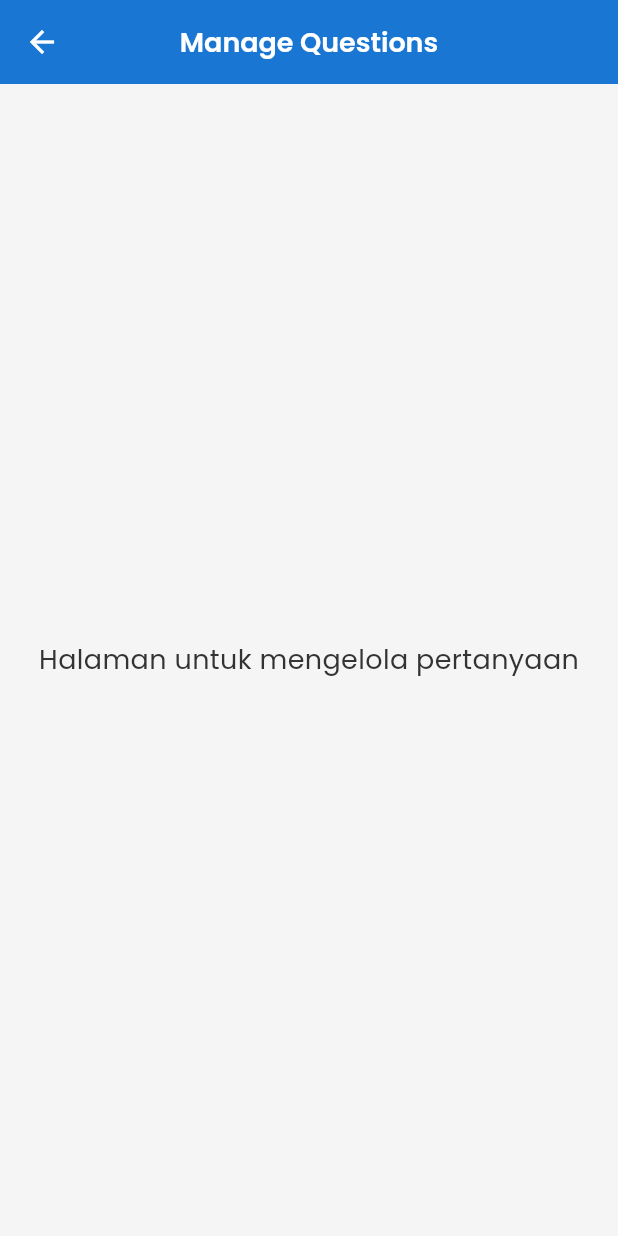
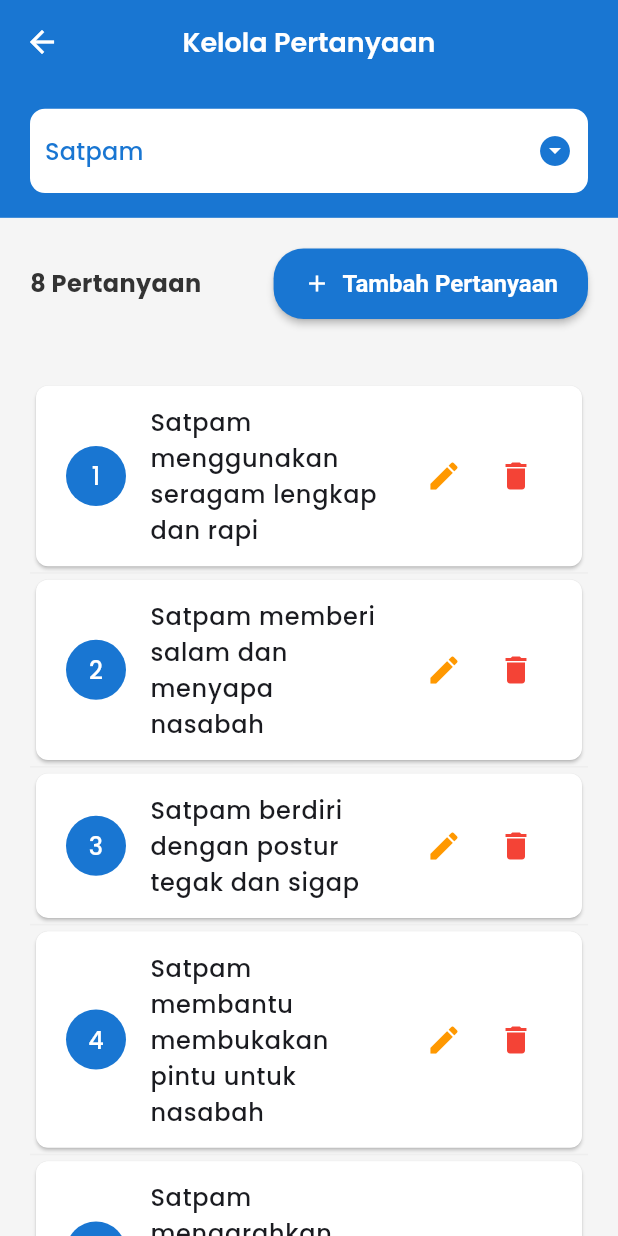
Before and after one commit to Magang-BRI-x-UNAIR/bri_cek, a Flutter app: the ManageQuestionsScreen screen opened directly, on a phone screen of 412 x 824 dp. Run offline on Flutter 3.47's test engine with Material 3 defaults, Android fonts, the phone set to English and light mode, and no system bars; our stand-ins replace firebase_core, fl_chart; accounts and stored records are empty.

Commit message:
added manage questions page

```diff
--- a/lib/screens/admin_dashboard_screen.dart
+++ b/lib/screens/admin_dashboard_screen.dart
@@ -1,6 +1,7 @@
 import 'package:flutter/material.dart';
 import 'package:bri_cek/utils/app_size.dart';
 import 'package:bri_cek/screens/login_screen.dart'; // Import Login Screen
+import 'package:bri_cek/screens/manage_questions_screen.dart';
 
 class AdminDashboardScreen extends StatefulWidget {
   const AdminDashboardScreen({super.key});
@@ -143,7 +144,6 @@ class _AdminDashboardScreenState extends State<AdminDashboardScreen> {
                       SizedBox(height: 8),
                       ElevatedButton(
                         onPressed: () {
-                          // Navigasi ke halaman berikutnya
                           Navigator.push(
                             context,
                             MaterialPageRoute(
@@ -164,7 +164,7 @@ class _AdminDashboardScreenState extends State<AdminDashboardScreen> {
                         child: Row(
                           mainAxisAlignment: MainAxisAlignment.center,
                           children: const [
-                            // Icon(Icons.arrow_forward, color: Colors.white),
+                            Icon(Icons.arrow_forward, color: Colors.white),
                             SizedBox(width: 8),
                             Text(
                               'Manage Questions',
@@ -268,24 +268,3 @@ class _AdminDashboardScreenState extends State<AdminDashboardScreen> {
     );
   }
 }
-
-// Halaman Manage Questions
-class ManageQuestionsScreen extends StatelessWidget {
-  const ManageQuestionsScreen({super.key});
-
-  @override
-  Widget build(BuildContext context) {
-    return Scaffold(
-      appBar: AppBar(
-        title: const Text('Manage Questions'),
-        backgroundColor: Colors.blue.shade700,
-      ),
-      body: Center(
-        child: Text(
-          'Halaman untuk mengelola pertanyaan',
-          style: TextStyle(fontSize: 18),
-        ),
-      ),
-    );
-  }
-}
--- /dev/null
+++ b/lib/screens/manage_questions_screen.dart
@@ -0,0 +1,417 @@
+import 'package:flutter/material.dart';
+import 'package:bri_cek/data/checklist_item_data.dart';
+import 'package:bri_cek/models/checklist_item.dart';
+import 'package:bri_cek/utils/app_size.dart';
+
+class ManageQuestionsScreen extends StatefulWidget {
+  const ManageQuestionsScreen({super.key});
+
+  @override
+  State<ManageQuestionsScreen> createState() => _ManageQuestionsScreenState();
+}
+
+class _ManageQuestionsScreenState extends State<ManageQuestionsScreen> {
+  String _selectedCategory = 'Satpam'; // Default category
+  List<ChecklistItem> _questions = [];
+  final TextEditingController _questionController = TextEditingController();
+  bool _isAddingQuestion = false;
+
+  final List<String> categories = [
+    'Satpam',
+    'Teller',
+    'Customer Service',
+    'Banking Hall',
+    'Gallery e-Channel',
+    'Fasad Gedung',
+    'Ruang BRIMEN',
+    'Toilet',
+  ];
+
+  @override
+  void initState() {
+    super.initState();
+    _loadQuestions();
+  }
+
+  void _loadQuestions() {
+    setState(() {
+      _questions = getChecklistForCategory(_selectedCategory);
+    });
+  }
+
+  void _addQuestion() {
+    if (_questionController.text.isNotEmpty) {
+      setState(() {
+        _questions.add(
+          ChecklistItem(
+            id: '${_selectedCategory.toLowerCase()}_${_questions.length + 1}',
+            question: _questionController.text,
+          ),
+        );
+        _questionController.clear();
+        _isAddingQuestion = false;
+      });
+      // Show success message
+      ScaffoldMessenger.of(context).showSnackBar(
+        SnackBar(
+          content: Text('Pertanyaan berhasil ditambahkan'),
+          backgroundColor: Colors.green,
+          behavior: SnackBarBehavior.floating,
+        ),
+      );
+    }
+  }
+
+  void _editQuestion(int index, String newQuestion) {
+    setState(() {
+      _questions[index] = ChecklistItem(
+        id: _questions[index].id,
+        question: newQuestion,
+      );
+    });
+    // Show success message
+    ScaffoldMessenger.of(context).showSnackBar(
+      SnackBar(
+        content: Text('Pertanyaan berhasil diubah'),
+        backgroundColor: Colors.blue,
+        behavior: SnackBarBehavior.floating,
+      ),
+    );
+  }
+
+  void _deleteQuestion(int index) {
+    final deletedQuestion = _questions[index].question;
+    setState(() {
+      _questions.removeAt(index);
+    });
+    // Show success message with undo option
+    ScaffoldMessenger.of(context).showSnackBar(
+      SnackBar(
+        content: Text('Pertanyaan dihapus'),
+        backgroundColor: Colors.red,
+        behavior: SnackBarBehavior.floating,
+        action: SnackBarAction(
+          label: 'UNDO',
+          textColor: Colors.white,
+          onPressed: () {
+            setState(() {
+              _questions.insert(
+                index,
+                ChecklistItem(
+                  id: '${_selectedCategory.toLowerCase()}_${index}',
+                  question: deletedQuestion,
+                ),
+              );
+            });
+          },
+        ),
+      ),
+    );
+  }
+
+  @override
+  Widget build(BuildContext context) {
+    return Scaffold(
+      appBar: AppBar(
+        title: const Text('Kelola Pertanyaan'),
+        backgroundColor: Colors.blue.shade700,
+        elevation: 0,
+      ),
+      body: Column(
+        children: [
+          // Category selection header
+          Container(
+            color: Colors.blue.shade700,
+            padding: EdgeInsets.symmetric(
+              horizontal: AppSize.paddingHorizontal,
+              vertical: AppSize.heightPercent(2),
+            ),
+            child: Container(
+              padding: EdgeInsets.symmetric(
+                horizontal: AppSize.paddingHorizontal / 2,
+                vertical: AppSize.heightPercent(0.5),
+              ),
+              decoration: BoxDecoration(
+                color: Colors.white,
+                borderRadius: BorderRadius.circular(10),
+              ),
+              child: DropdownButtonHideUnderline(
+                child: DropdownButton<String>(
+                  value: _selectedCategory,
+                  isExpanded: true,
+                  icon: Icon(
+                    Icons.arrow_drop_down_circle,
+                    color: Colors.blue.shade700,
+                  ),
+                  items:
+                      categories.map((category) {
+                        return DropdownMenuItem<String>(
+                          value: category,
+                          child: Text(
+                            category,
+                            style: TextStyle(
+                              fontWeight: FontWeight.w500,
+                              color: Colors.blue.shade700,
+                            ),
+                          ),
+                        );
+                      }).toList(),
+                  onChanged: (value) {
+                    if (value != null) {
+                      setState(() {
+                        _selectedCategory = value;
+                        _loadQuestions();
+                        _isAddingQuestion = false;
+                      });
+                    }
+                  },
+                ),
+              ),
+            ),
+          ),
+
+          // Question counter
+          Padding(
+            padding: EdgeInsets.all(AppSize.paddingHorizontal),
+            child: Row(
+              mainAxisAlignment: MainAxisAlignment.spaceBetween,
+              children: [
+                Text(
+                  '${_questions.length} Pertanyaan',
+                  style: TextStyle(fontWeight: FontWeight.bold, fontSize: 16),
+                ),
+                ElevatedButton.icon(
+                  icon: Icon(Icons.add),
+                  label: Text('Tambah Pertanyaan'),
+                  style: ElevatedButton.styleFrom(
+                    backgroundColor: Colors.blue.shade700,
+                    shape: RoundedRectangleBorder(
+                      borderRadius: BorderRadius.circular(20),
+                    ),
+                  ),
+                  onPressed: () {
+                    setState(() {
+                      _isAddingQuestion = true;
+                      _questionController.clear();
+                    });
+                  },
+                ),
+              ],
+            ),
+          ),
+
+          // Add question form (conditionally visible)
+          if (_isAddingQuestion)
+            Container(
+              margin: EdgeInsets.symmetric(
+                horizontal: AppSize.paddingHorizontal,
+                vertical: AppSize.heightPercent(1),
+              ),
+              padding: EdgeInsets.all(AppSize.paddingHorizontal),
+              decoration: BoxDecoration(
+                color: Colors.blue.shade50,
+                borderRadius: BorderRadius.circular(10),
+                border: Border.all(color: Colors.blue.shade200),
+              ),
+              child: Column(
+                crossAxisAlignment: CrossAxisAlignment.start,
+                children: [
+                  Text(
+                    'Tambah Pertanyaan Baru',
+                    style: TextStyle(
+                      fontWeight: FontWeight.bold,
+                      color: Colors.blue.shade700,
+                    ),
+                  ),
+                  SizedBox(height: AppSize.heightPercent(1)),
+                  TextField(
+                    controller: _questionController,
+                    decoration: InputDecoration(
+                      hintText: 'Ketik pertanyaan...',
+                      filled: true,
+                      fillColor: Colors.white,
+                      border: OutlineInputBorder(
+                        borderRadius: BorderRadius.circular(8),
+                        borderSide: BorderSide(color: Colors.blue.shade200),
+                      ),
+                    ),
+                    maxLines: 3,
+                  ),
+                  SizedBox(height: AppSize.heightPercent(1)),
+                  Row(
+                    mainAxisAlignment: MainAxisAlignment.end,
+                    children: [
+                      TextButton(
+                        onPressed: () {
+                          setState(() {
+                            _isAddingQuestion = false;
+                          });
+                        },
+                        child: Text('Batal'),
+                      ),
+                      SizedBox(width: AppSize.widthPercent(2)),
+                      ElevatedButton(
+                        onPressed: _addQuestion,
+                        style: ElevatedButton.styleFrom(
+                          backgroundColor: Colors.blue.shade700,
+                        ),
+                        child: Text('Simpan'),
+                      ),
+                    ],
+                  ),
+                ],
+              ),
+            ),
+
+          // List of questions
+          Expanded(
+            child:
+                _questions.isEmpty
+                    ? Center(
+                      child: Column(
+                        mainAxisAlignment: MainAxisAlignment.center,
+                        children: [
+                          Icon(
+                            Icons.question_answer_outlined,
+                            size: 64,
+                            color: Colors.grey.shade400,
+                          ),
+                          SizedBox(height: AppSize.heightPercent(2)),
+                          Text(
+                            'Belum ada pertanyaan',
+                            style: TextStyle(
+                              fontSize: 16,
+                              color: Colors.grey.shade600,
+                            ),
+                          ),
+                        ],
+                      ),
+                    )
+                    : ListView.separated(
+                      padding: EdgeInsets.all(AppSize.paddingHorizontal),
+                      itemCount: _questions.length,
+                      separatorBuilder: (context, index) => Divider(),
+                      itemBuilder: (context, index) {
+                        final question = _questions[index];
+                        return Card(
+                          elevation: 1,
+                          shape: RoundedRectangleBorder(
+                            borderRadius: BorderRadius.circular(8),
+                          ),
+                          child: ListTile(
+                            contentPadding: EdgeInsets.symmetric(
+                              horizontal: AppSize.paddingHorizontal,
+                              vertical: AppSize.heightPercent(0.5),
+                            ),
+                            leading: CircleAvatar(
+                              backgroundColor: Colors.blue.shade700,
+                              child: Text(
+                                '${index + 1}',
+                                style: TextStyle(color: Colors.white),
+                              ),
+                            ),
+                            title: Text(
+                              question.question,
+                              style: TextStyle(fontWeight: FontWeight.w500),
+                            ),
+                            trailing: Row(
+                              mainAxisSize: MainAxisSize.min,
+                              children: [
+                                IconButton(
+                                  icon: Icon(Icons.edit, color: Colors.orange),
+                                  tooltip: 'Edit Pertanyaan',
+                                  onPressed: () {
+                                    final TextEditingController editController =
+                                        TextEditingController(
+                                          text: question.question,
+                                        );
+                                    showDialog(
+                                      context: context,
+                                      builder:
+                                          (context) => AlertDialog(
+                                            title: Text(
+                                              'Edit Pertanyaan',
+                                              style: TextStyle(
+                                                color: Colors.blue.shade700,
+                                              ),
+                                            ),
+                                            content: TextField(
+                                              controller: editController,
+                                              decoration: InputDecoration(
+                                                labelText: 'Pertanyaan',
+                                                border: OutlineInputBorder(),
+                                              ),
+                                              maxLines: 3,
+                                            ),
+                                            actions: [
+                                              TextButton(
+                                                onPressed:
+                                                    () =>
+                                                        Navigator.pop(context),
+                                                child: Text('Batal'),
+                                              ),
+                                              ElevatedButton(
+                                                onPressed: () {
+                                                  _editQuestion(
+                                                    index,
+                                                    editController.text,
+                                                  );
+                                                  Navigator.pop(context);
+                                                },
+                                                style: ElevatedButton.styleFrom(
+                                                  backgroundColor:
+                                                      Colors.blue.shade700,
+                                                ),
+                                                child: Text('Simpan'),
+                                              ),
+                                            ],
+                                          ),
+                                    );
+                                  },
+                                ),
+                                IconButton(
+                                  icon: Icon(Icons.delete, color: Colors.red),
+                                  tooltip: 'Hapus Pertanyaan',
+                                  onPressed: () {
+                                    showDialog(
+                                      context: context,
+                                      builder:
+                                          (context) => AlertDialog(
+                                            title: Text('Konfirmasi'),
+                                            content: Text(
+                                              'Apakah Anda yakin ingin menghapus pertanyaan ini?',
+                                            ),
+                                            actions: [
+                                              TextButton(
+                                                onPressed:
+                                                    () =>
+                                                        Navigator.pop(context),
+                                                child: Text('Batal'),
+                                              ),
+                                              ElevatedButton(
+                                                onPressed: () {
+                                                  Navigator.pop(context);
+                                                  _deleteQuestion(index);
+                                                },
+                                                style: ElevatedButton.styleFrom(
+                                                  backgroundColor: Colors.red,
+                                                ),
+                                                child: Text('Hapus'),
+                                              ),
+                                            ],
+                                          ),
+                                    );
+                                  },
+                                ),
+                              ],
+                            ),
+                          ),
+                        );
+                      },
+                    ),
+          ),
+        ],
+      ),
+    );
+  }
+}
```
